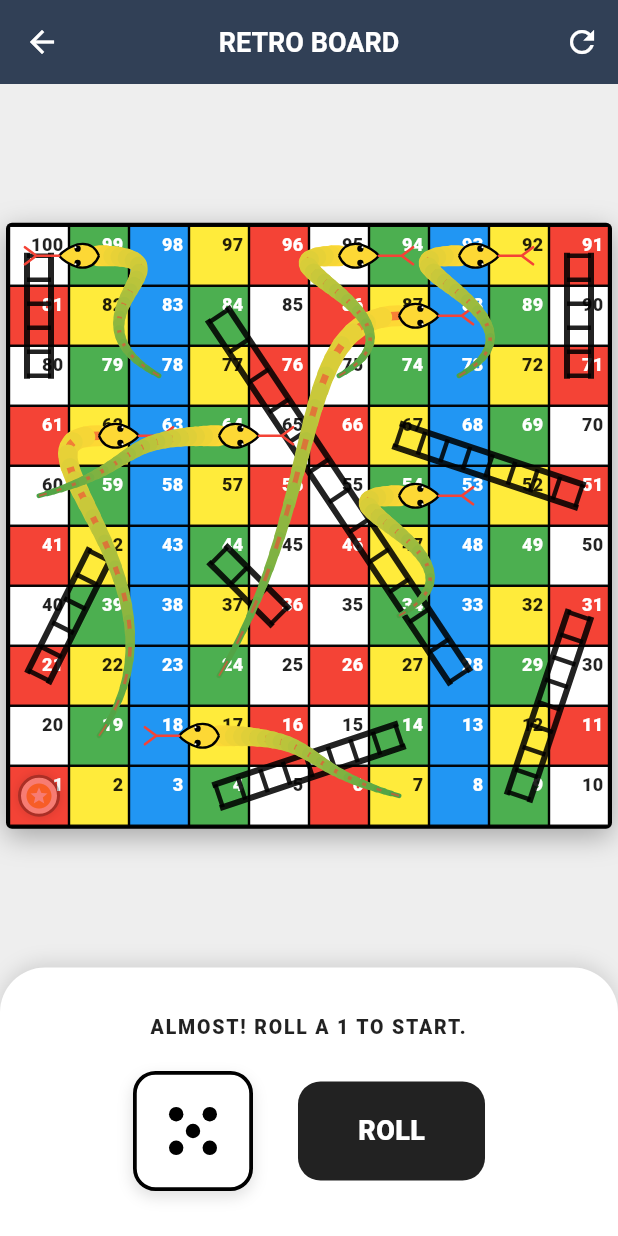
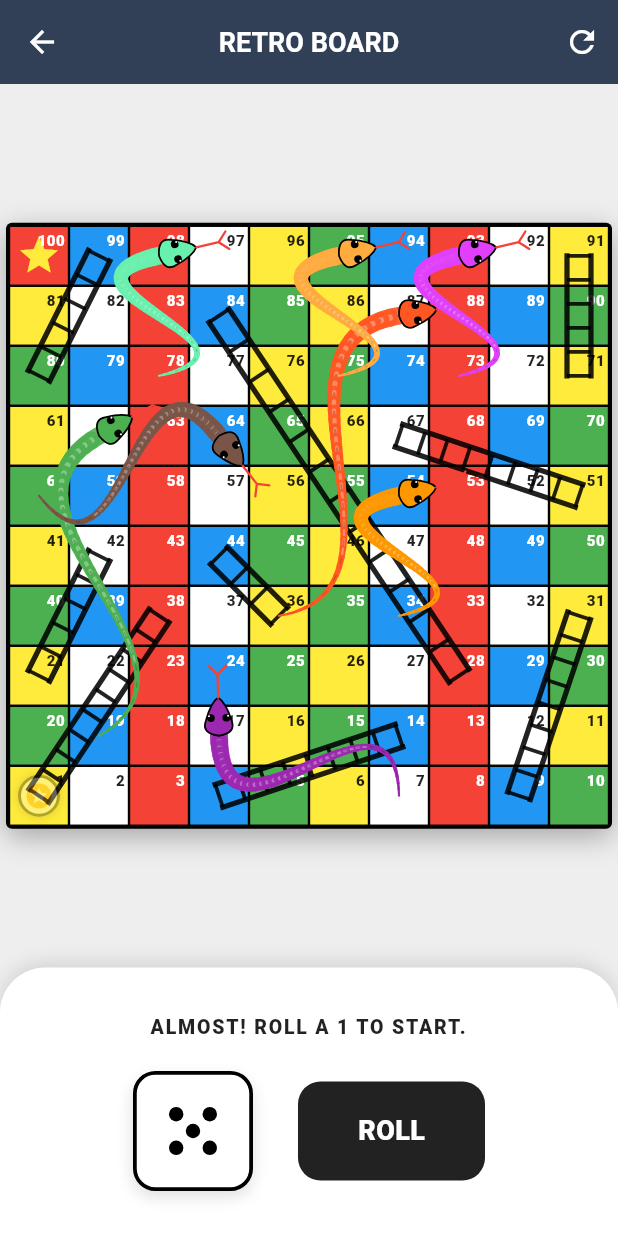
Before and after one commit to ManikaDahal/Chess_FLutter-Python, a Flutter app: the SnakeGameScreen screen opened directly, after a tap on "ROLL", on a phone screen of 412 x 824 dp. Run offline on Flutter 3.47's test engine with Material 3 defaults, Android fonts, the phone set to English and light mode, and no system bars; our stand-ins replace audioplayers, badges, cached_network_image, chewie, dio, firebase_core and 11 more; missing offline and left inert: flutter_foreground_task, flutter_ringtone_player, flutter_screen_recording, flutter_webrtc, record; accounts and stored records are empty; network calls fail.

Commit message:
Improved snake & ladder UI-3

```diff
--- a/lib/features/snake_game/presentation/screens/snake_game_screen.dart
+++ b/lib/features/snake_game/presentation/screens/snake_game_screen.dart
@@ -27,22 +27,37 @@ class _SnakeGameScreenState extends State<SnakeGameScreen>
   bool hasStarted = false;
   String gameStatus = "Roll a 1 to enter the board!";
 
-  // Standard Snakes and Ladders
+  // Exact Reference Mapping
   final Map<int, int> snakes = {
-    17: 7, 54: 34, 62: 19, 64: 60, 87: 24, 93: 73, 95: 75, 99: 78,
+    17: 7,   // Purple (Bottom)
+    54: 34,  // Orange/Yellow
+    62: 19,  // Large Green
+    64: 60,  // Small Brown
+    87: 36,  // Orange Patterned
+    93: 73,  // Purple Slender
+    95: 75,  // Yellow/Brown
+    98: 78,  // Green Slender
   };
 
   final Map<int, int> ladders = {
-    4: 14, 9: 31, 21: 42, 28: 84, 36: 44, 51: 67, 71: 91, 80: 100,
+    1: 38,
+    4: 14,
+    9: 31,
+    21: 42,
+    28: 84,
+    36: 44,
+    51: 67,
+    71: 91,
+    80: 99,
   };
 
-  // Color Palette for Cells
+  // Color Palette - Exact Reference Sequence
   final List<Color> cellColors = [
-    const Color(0xFFF44336), // Red
-    const Color(0xFFFFEB3B), // Yellow
-    const Color(0xFF2196F3), // Blue
-    const Color(0xFF4CAF50), // Green
-    Colors.white,           // White
+    const Color(0xFFFFEB3B), // Yellow (1)
+    Colors.white,           // White (2)
+    const Color(0xFFF44336), // Red (3)
+    const Color(0xFF2196F3), // Blue (4)
+    const Color(0xFF4CAF50), // Green (5)
   ];
 
   Color _getCellColor(int n) {
@@ -274,20 +289,24 @@ class _SnakeGameScreenState extends State<SnakeGameScreen>
                               int num = dRow * 10 + dCol + 1;
                               return Container(
                                 decoration: BoxDecoration(
-                                  color: _getCellColor(num),
+                                  color: num == 100 ? const Color(0xFFF44336) : _getCellColor(num),
                                   border: Border.all(color: Colors.black, width: 0.8),
                                 ),
                                 child: Stack(
                                   children: [
+                                    if (num == 100)
+                                      const Center(
+                                        child: Icon(Icons.star, color: Color(0xFFFFEB3B), size: 30),
+                                      ),
                                     Align(
                                       alignment: Alignment.topRight,
                                       child: Padding(
-                                        padding: const EdgeInsets.all(3.0),
+                                        padding: const EdgeInsets.all(2.0),
                                         child: Text(
                                           '$num',
                                           style: TextStyle(
                                             color: _getTextColor(num),
-                                            fontSize: 12,
+                                            fontSize: 10,
                                             fontWeight: FontWeight.w900,
                                           ),
                                         ),
@@ -433,9 +452,9 @@ class RetroBoardLinesPainter extends CustomPainter {
       return Offset(col * cell + cell / 2, row * cell + cell / 2);
     }
 
-    // Classic 2-Rail Ladders
-    final railPaint = Paint()..color = Colors.black87..strokeWidth = 4..strokeCap = StrokeCap.square..style = PaintingStyle.stroke;
-    final stepPaint = Paint()..color = Colors.black87..strokeWidth = 3;
+    // Spacious 2-Rail Ladders
+    final railPaint = Paint()..color = Colors.black87..strokeWidth = 3.5..strokeCap = StrokeCap.square..style = PaintingStyle.stroke;
+    final stepPaint = Paint()..color = Colors.black87..strokeWidth = 2.5;
 
     ladders.forEach((s, e) {
       Offset p1 = getC(s);
@@ -454,108 +473,127 @@ class RetroBoardLinesPainter extends CustomPainter {
       }
     });
 
-    // Realistic Snakes
+    // Realistic Snakes with Unique Colors from Reference
+    final Map<int, Color> snakeColors = {
+      17: Colors.purple,
+      54: Colors.orange,
+      62: Colors.green,
+      64: Colors.brown,
+      87: Colors.deepOrange,
+      93: Colors.purpleAccent,
+      95: Colors.orangeAccent,
+      98: Colors.greenAccent,
+    };
+
     for (var entry in snakes.entries) {
-      _drawRealisticSnake(canvas, getC(entry.key), getC(entry.value), cell);
+      _drawRealisticSnake(canvas, getC(entry.key), getC(entry.value), cell,
+        baseColor: snakeColors[entry.key] ?? Colors.green);
     }
   }
 
-  void _drawRealisticSnake(Canvas canvas, Offset head, Offset tail, double cellSize) {
+  void _drawRealisticSnake(Canvas canvas, Offset head, Offset tail, double cellSize, {required Color baseColor}) {
     final Path path = Path()..moveTo(head.dx, head.dy);
 
-    // Create organic slithering path
+    // Create multi-segment organic slithering path (S-curves)
     double dist = (tail - head).distance;
-    double midX = (head.dx + tail.dx) / 2;
-    double midY = (head.dy + tail.dy) / 2;
+    Offset dir = (tail - head) / dist;
+    Offset perp = Offset(-dir.dy, dir.dx);
 
-    // Offset for organic curve
-    double curveOffset = (tail.dx > head.dx) ? cellSize * 1.8 : -cellSize * 1.8;
+    // Control points for S-curve
+    double curveStrength = cellSize * 2.2;
+    Offset mid = Offset.lerp(head, tail, 0.5)!;
+    Offset cp1 = Offset.lerp(head, mid, 0.5)! + perp * curveStrength;
+    Offset cp2 = Offset.lerp(mid, tail, 0.5)! - perp * curveStrength;
 
-    path.cubicTo(
-      head.dx + curveOffset, head.dy,
-      tail.dx - curveOffset, midY,
-      tail.dx, tail.dy
-    );
+    path.cubicTo(cp1.dx, cp1.dy, cp2.dx, cp2.dy, tail.dx, tail.dy);
 
     final ui.PathMetrics pathMetrics = path.computeMetrics();
     final ui.PathMetric pathMetric = pathMetrics.first;
 
-    // 1. Draw Shadow/Outline
-    final outlinePaint = Paint()..color = Colors.black.withOpacity(0.4)..style = PaintingStyle.stroke..strokeCap = StrokeCap.round;
+    // 1. Slender Shadow/Outline
+    final outlinePaint = Paint()..color = Colors.black..style = PaintingStyle.stroke..strokeCap = StrokeCap.round;
 
-    // 2. Draw Body with Taper
-    // We draw segment by segment to achieve tapering
-    int segments = 25;
+    // 2. Multi-Layer Skin Rendering
+    int segments = 40; // Higher fidelity for S-curves
     for (int i = 0; i < segments; i++) {
       double startPercent = i / segments;
       double endPercent = (i + 1) / segments;
+      double progress = i / segments;
 
-      // Taper from width 14 to 3
-      double strokeWidth = 14 * (1.0 - (i / segments) * 0.8);
+      // Taper from width 12 to 2 (slender for spacious feel)
+      double strokeWidth = 12 * (1.0 - progress * 0.9);
 
-      final Paint bodyPaint = Paint()
-        ..color = Color.lerp(const Color(0xFFFDD835), const Color(0xFF43A047), startPercent)!
-        ..style = PaintingStyle.stroke
-        ..strokeWidth = strokeWidth
-        ..strokeCap = StrokeCap.round;
-
+      // A. Layer: Main Body
       canvas.drawPath(
         pathMetric.extractPath(pathMetric.length * startPercent, pathMetric.length * endPercent),
-        bodyPaint
+        Paint()
+          ..color = Color.lerp(baseColor.withOpacity(0.9), baseColor, progress)!
+          ..style = PaintingStyle.stroke
+          ..strokeWidth = strokeWidth
+          ..strokeCap = StrokeCap.round
       );
 
-      // Pattern Overlay (Dotted/Scale effect)
+      // B. Layer: Belly Stripe (Simulating depth)
+      if (strokeWidth > 4) {
+        canvas.drawPath(
+          pathMetric.extractPath(pathMetric.length * startPercent, pathMetric.length * endPercent),
+          Paint()
+            ..color = Colors.white.withOpacity(0.3)
+            ..style = PaintingStyle.stroke
+            ..strokeWidth = strokeWidth * 0.35
+            ..strokeCap = StrokeCap.round
+        );
+      }
+
+      // C. Layer: Spine Pattern (Zig-zag/Dots)
       if (i % 2 == 0) {
         canvas.drawPath(
           pathMetric.extractPath(pathMetric.length * startPercent, pathMetric.length * endPercent),
-          Paint()..color = Colors.red.withOpacity(0.6)..style = PaintingStyle.stroke..strokeWidth = strokeWidth * 0.4
+          Paint()
+            ..color = Colors.black.withOpacity(0.2)
+            ..style = PaintingStyle.stroke
+            ..strokeWidth = strokeWidth * 0.2
         );
       }
     }
 
-    // 3. Realistic Head
-    // Direction calculation for head rotation
+    // 3. Realistic Illustrator Head
     ui.Tangent? tangent = pathMetric.getTangentForOffset(0);
     if (tangent != null) {
-      // Add pi (180 degrees) so the head faces AWAY from the tail
       double angle = atan2(tangent.vector.dy, tangent.vector.dx) + pi;
-
-      // Scaling head relative to cell size - dynamic based on layout
-      double headScale = (cellSize / 40).clamp(0.55, 0.95);
+      double headScale = (cellSize / 38).clamp(0.5, 0.85); // More slender head
 
       canvas.save();
-      // Move head slightly forward from the exact center so it "leads"
       canvas.translate(head.dx, head.dy);
       canvas.rotate(angle);
       canvas.scale(headScale);
 
-      // Higher-detailed Head Shape (Defined snout and wider jaw)
+      // Wider Jaw & Pointed Snout
       Path headPath = Path();
-      headPath.moveTo(0, 0); // Neck connection
-      headPath.quadraticBezierTo(4, -10, 15, -8); // Back to side
-      headPath.quadraticBezierTo(24, -5, 28, 0);  // Side to snout
-      headPath.quadraticBezierTo(24, 5, 15, 8);   // Snout to side
-      headPath.quadraticBezierTo(4, 10, 0, 0);    // Side to neck
+      headPath.moveTo(0, 0);
+      headPath.quadraticBezierTo(2, -14, 12, -10); // Wide jaw base
+      headPath.quadraticBezierTo(26, -6, 30, 0);   // Fine snout
+      headPath.quadraticBezierTo(26, 6, 12, 10);   // Jaw symmetry
+      headPath.quadraticBezierTo(2, 14, 0, 0);
 
-      canvas.drawPath(headPath, Paint()..color = const Color(0xFFFDD835));
-      canvas.drawPath(headPath, Paint()..color = Colors.black..style = PaintingStyle.stroke..strokeWidth = 1.6);
+      canvas.drawPath(headPath, Paint()..color = baseColor);
+      canvas.drawPath(headPath, Paint()..color = Colors.black..style = PaintingStyle.stroke..strokeWidth = 1.4);
 
-      // Predatory Eyes - Moved more forward and inward
-      canvas.drawCircle(const Offset(15, -5), 2.2, Paint()..color = Colors.black);
-      canvas.drawCircle(const Offset(16.5, -6), 0.7, Paint()..color = Colors.white); // Glint
+      // Refined Eyes (Side-facing predatory placement)
+      canvas.drawCircle(const Offset(14, -6), 3.0, Paint()..color = Colors.black);
+      canvas.drawCircle(const Offset(15.5, -7.5), 0.8, Paint()..color = Colors.white); // Glint
+      canvas.drawCircle(const Offset(14, 6), 3.0, Paint()..color = Colors.black);
+      canvas.drawCircle(const Offset(15.5, 7.5), 0.8, Paint()..color = Colors.white); // Glint
 
-      canvas.drawCircle(const Offset(15, 5), 2.2, Paint()..color = Colors.black);
-      canvas.drawCircle(const Offset(16.5, 6), 0.7, Paint()..color = Colors.white); // Glint
-
-      // Forked Tongue (Even longer and flickering from snout tip at x=28)
+      // Long Forked Tongue
       final tonguePaint = Paint()..color = Colors.red..strokeWidth = 1.8..style = PaintingStyle.stroke..strokeCap = StrokeCap.round;
       Path tongue = Path();
-      tongue.moveTo(28, 0);
-      tongue.lineTo(44, 0);
-      tongue.moveTo(44, 0);
-      tongue.lineTo(52, -6);
-      tongue.moveTo(44, 0);
-      tongue.lineTo(52, 6);
+      tongue.moveTo(30, 0);
+      tongue.lineTo(48, 0);
+      tongue.moveTo(48, 0);
+      tongue.lineTo(55, -7);
+      tongue.moveTo(48, 0);
+      tongue.lineTo(55, 7);
       canvas.drawPath(tongue, tonguePaint);
 
       canvas.restore();
```
